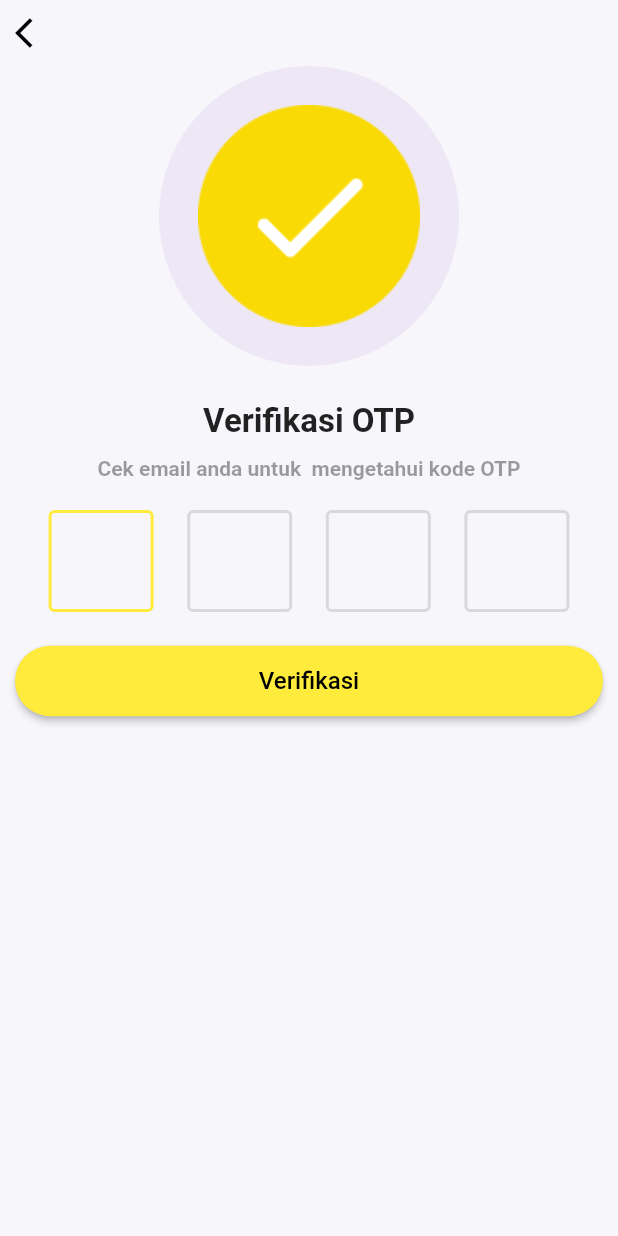
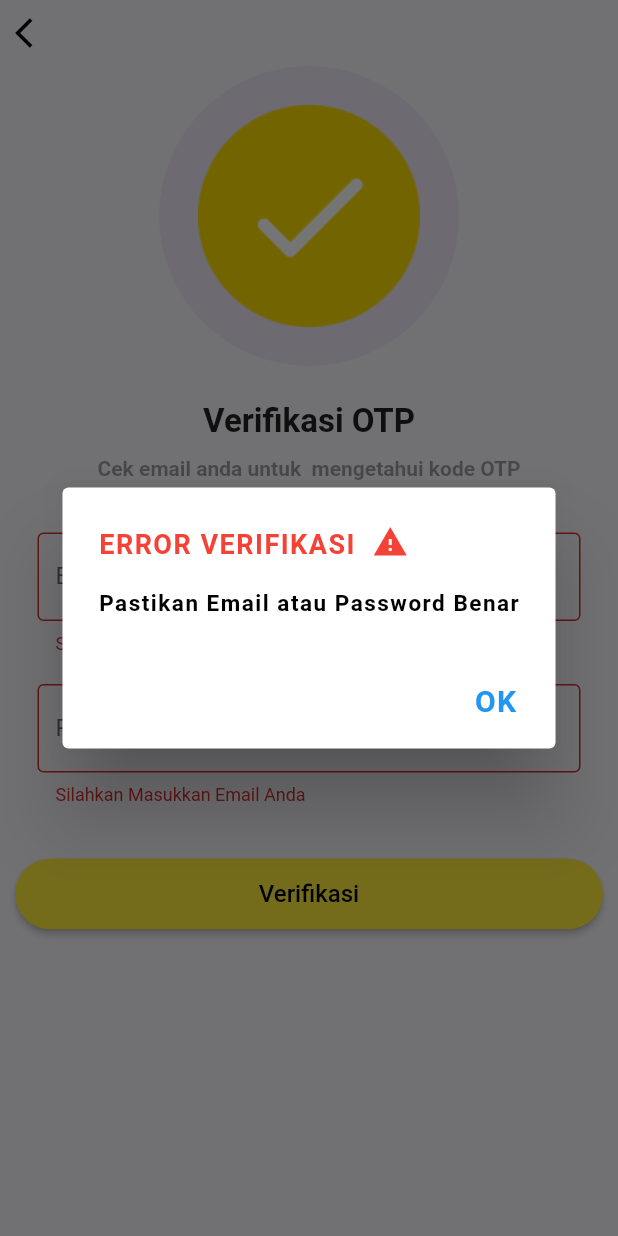
Before and after one commit to Capstone-Project-19-LMS/fluter, a Flutter app: the VerifScreen screen opened directly, after a tap on "Verifikasi", on a phone screen of 412 x 824 dp. Run offline on Flutter 3.47's test engine with Material 2 defaults, Android fonts, the phone set to English and light mode, and no system bars; drawn by our look-alikes of flutter_easyloading; our stand-ins replace carousel_slider, email_validator, google_fonts, introduction_screen, shared_preferences; missing offline and left inert: splash_screen_view; accounts and stored records are empty.

Commit message:
Update buildgrdl, androidmanifest dan verif screen

```diff
--- a/lib/main.dart
+++ b/lib/main.dart
@@ -56,7 +56,7 @@ class MyApp extends StatelessWidget {
           primarySwatch: Colors.blue,
         ),
         debugShowCheckedModeBanner: true,
-        home: introduction == 0 ? SplashScreen() : VerifScreen(),
+        home: introduction == 0 ? SplashScreen() : HomeScreen(),
         routes: {
           '/login': (context) => LoginScreen(),
           '/register': (context) => RegistScreen(),
--- a/lib/screen/verif_screen.dart
+++ b/lib/screen/verif_screen.dart
@@ -19,11 +19,13 @@ class VerifScreen extends StatefulWidget {
 }
 
 class _VerifScreen extends State<VerifScreen> {
-  late String code;
-  late String email;
+  late String code, email;
   final _formKey = GlobalKey<FormState>();
   bool _isLoading = false;
   SharedPreferences? prefs;
+
+  TextEditingController _codeTextController = TextEditingController();
+  TextEditingController _emailTextController = TextEditingController();
 
   void _showAlertDialog(String message) async {
     showDialog(
@@ -104,12 +106,13 @@ class _VerifScreen extends State<VerifScreen> {
       if (kDebugMode) {
         print(apiResponse.body);
       }
-      if (data['message'] == 'success verifikasi') {
       EasyLoading.showSuccess(
         'Verifikasi Berhasil!',
         maskType: EasyLoadingMaskType.custom,
       );
-        Timer(const Duration(milliseconds: 1000), () {
+      Timer(
+        const Duration(milliseconds: 1000),
+        () {
           Navigator.push(
             context,
             PageRouteBuilder(
@@ -151,18 +154,22 @@ class _VerifScreen extends State<VerifScreen> {
                   ],
                 ),
               );
-              });
-          Timer(const Duration(seconds: 3), () {
+            },
+          );
+          Timer(
+            const Duration(seconds: 3),
+            () {
               Navigator.pop(context);
-          });
+            },
+          );
 
-          setState(() {
+          setState(
+            () {
               _isLoading = false;
-          });
-        });
-      } else {
-        _showAlertDialog(data['message']);
-      }
+            },
+          );
+        },
+      );
     } else if (apiResponse.statusCode == 401) {
       _showAlertDialog("Form Anda Isi Salah ");
     } else {
@@ -236,14 +243,50 @@ class _VerifScreen extends State<VerifScreen> {
               SizedBox(
                 height: 20,
               ),
-              Row(
-                mainAxisAlignment: MainAxisAlignment.spaceEvenly,
+              Form(
+                key: _formKey,
+                child: Padding(
+                  padding: const EdgeInsets.all(15.0),
+                  child: Column(
                     children: [
-                  _textFieldOTP(first: true, last: false),
-                  _textFieldOTP(first: false, last: false),
-                  _textFieldOTP(first: false, last: false),
-                  _textFieldOTP(first: false, last: true),
+                      TextFormField(
+                        controller: _emailTextController,
+                        decoration: const InputDecoration(
+                          border: OutlineInputBorder(
+                              borderSide: BorderSide(width: 2.0)),
+                          labelText: 'Email',
+                          hintText: 'Masukan Email',
+                        ),
+                        validator: (emailValue) {
+                          if (emailValue!.isEmpty) {
+                            return 'Silahkan Masukkan Email Anda';
+                          }
+                          email = emailValue;
+                          return null;
+                        },
+                      ),
+                      const SizedBox(
+                        height: 20,
+                      ),
+                      TextFormField(
+                        controller: _codeTextController,
+                        decoration: InputDecoration(
+                          border: const OutlineInputBorder(
+                              borderSide: BorderSide(width: 2.0)),
+                          labelText: 'Password',
+                          hintText: 'Masukan Password',
+                        ),
+                        validator: (codeValue) {
+                          if (codeValue!.isEmpty) {
+                            return 'Silahkan Masukkan Email Anda';
+                          }
+                          code = codeValue;
+                          return null;
+                        },
+                      ),
                     ],
+                  ),
+                ),
               ),
               const SizedBox(
                 height: 20,
@@ -251,7 +294,17 @@ class _VerifScreen extends State<VerifScreen> {
               SizedBox(
                 width: double.infinity,
                 child: ElevatedButton(
-                  onPressed: () {},
+                  onPressed: () {
+                    if (_formKey.currentState!.validate()) {
+                      processVerifikasiRequest(_emailTextController.text.toString(),
+                          _codeTextController.text.toString());
+                      setState(() {
+                        _isLoading = true;
+                      });
+                    } else {
+                      _showAlertDialog("Pastikan Email atau Password Benar");
+                    }
+                  },
                   style: ButtonStyle(
                     foregroundColor:
                         MaterialStateProperty.all<Color>(Colors.black),
@@ -279,40 +332,40 @@ class _VerifScreen extends State<VerifScreen> {
     );
   }
 
-  Widget _textFieldOTP({required bool first, last}) {
-    return Container(
-      height: 70,
-      child: AspectRatio(
-        aspectRatio: 1.0,
-        child: TextField(
-          autofocus: true,
-          onChanged: (value) {
-            if (value.length == 1 && last == false) {
-              FocusScope.of(context).nextFocus();
-            }
-            if (value.length == 0 && first == false) {
-              FocusScope.of(context).previousFocus();
-            }
-          },
-          showCursor: false,
-          readOnly: false,
-          textAlign: TextAlign.center,
-          style: const TextStyle(fontSize: 24, fontWeight: FontWeight.bold),
-          keyboardType: TextInputType.number,
-          maxLength: 1,
-          decoration: const InputDecoration(
-            counter: Offstage(),
-            enabledBorder: OutlineInputBorder(
-              borderSide: BorderSide(width: 2, color: Colors.black12),
-            ),
-            focusedBorder: OutlineInputBorder(
-              borderSide: BorderSide(width: 2, color: Colors.yellow),
-            ),
-          ),
-        ),
-      ),
-    );
-  }
+  // Widget _textFieldOTP({required bool first, last}) {
+  //   return Container(
+  //     height: 70,
+  //     child: AspectRatio(
+  //       aspectRatio: 1.0,
+  //       child: TextField(
+  //         autofocus: true,
+  //         onChanged: (value) {
+  //           if (value.length == 1 && last == false) {
+  //             FocusScope.of(context).nextFocus();
+  //           }
+  //           if (value.length == 0 && first == false) {
+  //             FocusScope.of(context).previousFocus();
+  //           }
+  //         },
+  //         showCursor: false,
+  //         readOnly: false,
+  //         textAlign: TextAlign.center,
+  //         style: const TextStyle(fontSize: 24, fontWeight: FontWeight.bold),
+  //         keyboardType: TextInputType.number,
+  //         maxLength: 1,
+  //         decoration: const InputDecoration(
+  //           counter: Offstage(),
+  //           enabledBorder: OutlineInputBorder(
+  //             borderSide: BorderSide(width: 2, color: Colors.black12),
+  //           ),
+  //           focusedBorder: OutlineInputBorder(
+  //             borderSide: BorderSide(width: 2, color: Colors.yellow),
+  //           ),
+  //         ),
+  //       ),
+  //     ),
+  //   );
+  // }
 }
 //   @override
 //   Widget build(BuildContext context) {
```
Also changed, not shown: 2 other files. Lines whose indentation alone changed are shown as unchanged.
